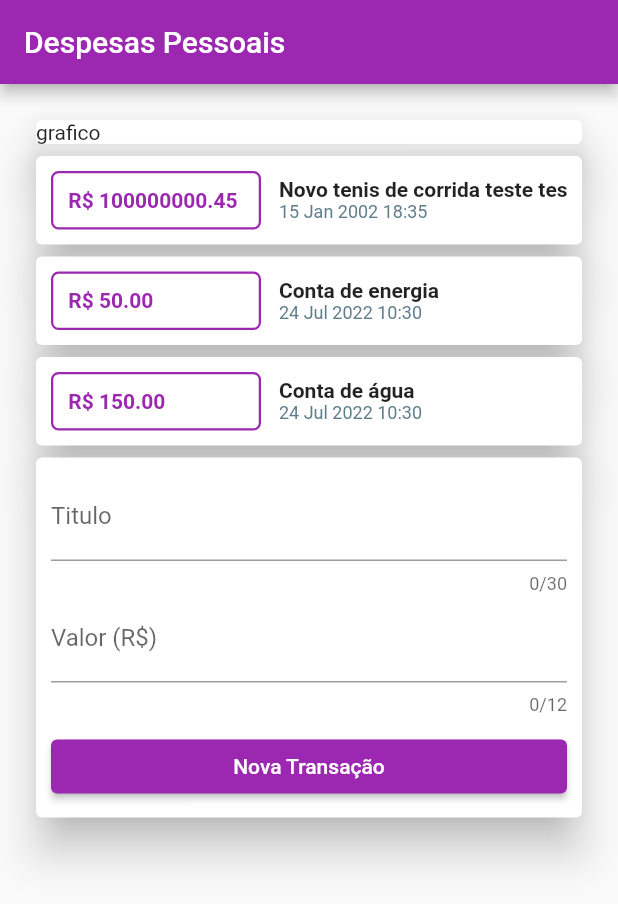
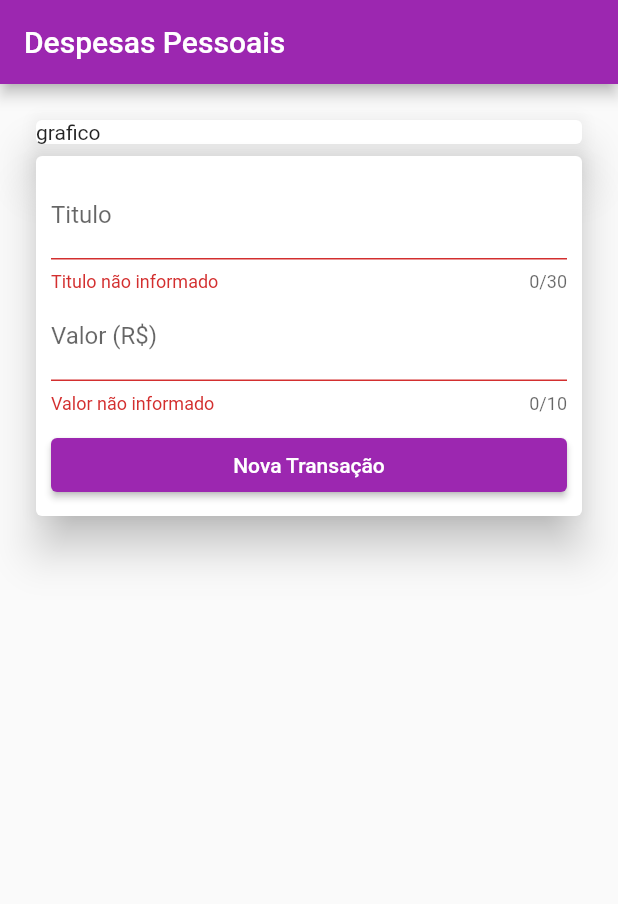
Before and after one commit to diegodmmorais/course_flutter, a Flutter app: the screen it shows after launch, after a tap on "Nova Transação", on a phone screen of 412 x 824 dp. Shown: the top 904 px of the screen. Run offline on Flutter 3.47's test engine with Material 2 defaults, Android fonts, the phone set to English and light mode, and no system bars; missing offline and left inert: dart:ffi.

Commit message:
feat: implementando formulario da transação.

```diff
--- a/expenses/lib/expenses/components/transaction_card.dart
+++ b/expenses/lib/expenses/components/transaction_card.dart
@@ -27,7 +27,7 @@ class TransactionCard extends StatelessWidget {
               'R\$ ${transaction.value.toStringAsFixed(2)}',
               style: const TextStyle(
                 fontWeight: FontWeight.bold,
-                fontSize: 14,
+                fontSize: 12,
                 color: Colors.purple,
               ),
             ),
--- a/expenses/lib/expenses/components/transaction_container.dart
+++ b/expenses/lib/expenses/components/transaction_container.dart
@@ -1,7 +1,10 @@
+import 'dart:math';
+
 import 'package:expenses_app/expenses/components/transaction_form.dart';
 import 'package:expenses_app/expenses/components/transaction_list.dart';
 import 'package:expenses_app/expenses/model/transction.dart';
 import 'package:flutter/material.dart';
+import 'package:uuid/uuid.dart';
 
 class TransactionContainer extends StatefulWidget {
   const TransactionContainer({Key? key}) : super(key: key);
@@ -11,24 +14,28 @@ class TransactionContainer extends StatefulWidget {
 }
 
 class _State extends State<TransactionContainer> {
-  final _transactions = [
-    Transaction(
-        id: 't1',
-        title: 'Novo tenis de corrida teste tes',
-        value: 100000000.45,
-        date: DateTime(2002, 1, 15, 18, 35)),
-    Transaction(
-        id: 't2', title: 'Conta de energia', value: 50.0, date: DateTime.now()),
-    Transaction(
-        id: 't3', title: 'Conta de água', value: 150, date: DateTime.now())
-  ];
+  final _transactions = <Transaction>[];
+
+  _addTransaction(String title, double value) {
+    final newTransaction = Transaction(
+        id: const Uuid().toString(),
+        title: title,
+        value: value,
+        date: DateTime.now());
+
+    setState(() {
+      _transactions.add(newTransaction);
+    });
+  }
 
   @override
   Widget build(BuildContext context) {
     return Column(
       children: [
         TransactionList(transactions: _transactions),
-        TrasactionForm()
+        TrasactionForm(
+            onSave: (String title, double value) =>
+                _addTransaction(title, value))
       ],
     );
   }
--- a/expenses/lib/expenses/components/transaction_form.dart
+++ b/expenses/lib/expenses/components/transaction_form.dart
@@ -1,18 +1,57 @@
+import 'dart:ffi';
+
 import 'package:expenses_app/expenses/constants/elevation_enum.dart';
 import 'package:flutter/material.dart';
 import 'package:flutter/services.dart';
 
-class TrasactionForm extends StatelessWidget {
-  final tituloController = TextEditingController();
-  final valorController = TextEditingController();
+class TrasactionForm extends StatefulWidget {
   final String labelTextTitle;
   final String labelTextValue;
+  final Function(String title, double value) _onSave;
 
-  TrasactionForm(
-      {Key? key,
-      this.labelTextTitle = 'Titulo',
-      this.labelTextValue = 'Valor (R\$)'})
-      : super(key: key);
+  const TrasactionForm({
+    Key? key,
+    this.labelTextTitle = 'Titulo',
+    this.labelTextValue = 'Valor (R\$)',
+    required Function(String title, double value) onSave,
+  })  : _onSave = onSave,
+        super(key: key);
+
+  @override
+  State<TrasactionForm> createState() => _TrasactionFormState();
+}
+
+class _TrasactionFormState extends State<TrasactionForm> {
+  final tituloController = TextEditingController();
+
+  final valorController = TextEditingController();
+
+  var _validTitle = false;
+  var _validValue = false;
+
+  _validateTitle(String value) {
+    if (value.isEmpty) {
+      setState(() {
+        _validTitle = false;
+      });
+    } else {
+      setState(() {
+        _validTitle = true;
+      });
+    }
+  }
+
+  _validateValue(String value) {
+    if (value.isEmpty) {
+      setState(() {
+        _validValue = false;
+      });
+    } else {
+      setState(() {
+        _validValue = true;
+      });
+    }
+  }
 
   @override
   Widget build(BuildContext context) {
@@ -25,15 +64,21 @@ class TrasactionForm extends StatelessWidget {
           crossAxisAlignment: CrossAxisAlignment.stretch,
           children: [
             TextField(
+              onChanged: (value) => _validateTitle(value),
               controller: tituloController,
               maxLength: 30,
               keyboardType: TextInputType.text,
-              decoration: InputDecoration(labelText: labelTextTitle),
+              decoration: InputDecoration(
+                  labelText: widget.labelTextTitle,
+                  errorText: _validTitle ? null : 'Titulo não informado'),
             ),
             TextField(
+              onChanged: (value) => _validateValue(value),
               controller: valorController,
-              maxLength: 12,
-              decoration: InputDecoration(labelText: labelTextValue),
+              maxLength: 10,
+              decoration: InputDecoration(
+                  labelText: widget.labelTextValue,
+                  errorText: _validValue ? null : 'Valor não informado'),
               keyboardType: TextInputType.number,
               inputFormatters: [FilteringTextInputFormatter.digitsOnly],
             ),
@@ -41,8 +86,11 @@ class TrasactionForm extends StatelessWidget {
                 padding: const EdgeInsets.fromLTRB(0, 10, 0, 0),
                 child: ElevatedButton(
                     onPressed: () {
-                      print(tituloController.text);
-                      print(valorController.text);
+                      if (_validTitle || _validValue) {
+                        final title = tituloController.text;
+                        final value = double.parse(valorController.text);
+                        widget._onSave(title, value);
+                      }
                     },
                     child: const Text("Nova Transação"))),
           ],
--- a/expenses/lib/expenses/scream/app.dart
+++ b/expenses/lib/expenses/scream/app.dart
@@ -14,6 +14,6 @@ class ExpensesApp extends StatelessWidget {
             secondary: Colors.deepPurple,
           ),
         ),
-        home: Home(key: const Key('Home')));
+        home: const Home(key: Key('Home')));
   }
 }
--- a/expenses/lib/expenses/scream/home.dart
+++ b/expenses/lib/expenses/scream/home.dart
@@ -22,7 +22,7 @@ class Home extends StatelessWidget {
                   elevation: ElevationEnum.dp12.value,
                   child: const Text('grafico'),
                 ),
-                TransactionContainer()
+                const TransactionContainer()
               ],
             ),
           ),
--- a/expenses/pubspec.yaml
+++ b/expenses/pubspec.yaml
@@ -29,6 +29,7 @@ environment:
 dependencies:
   flutter:
     sdk: flutter
+  uuid: ^3.0.6
 
 
   # The following adds the Cupertino Icons font to your application.
```
Also changed, not shown: expenses/pubspec.lock.
